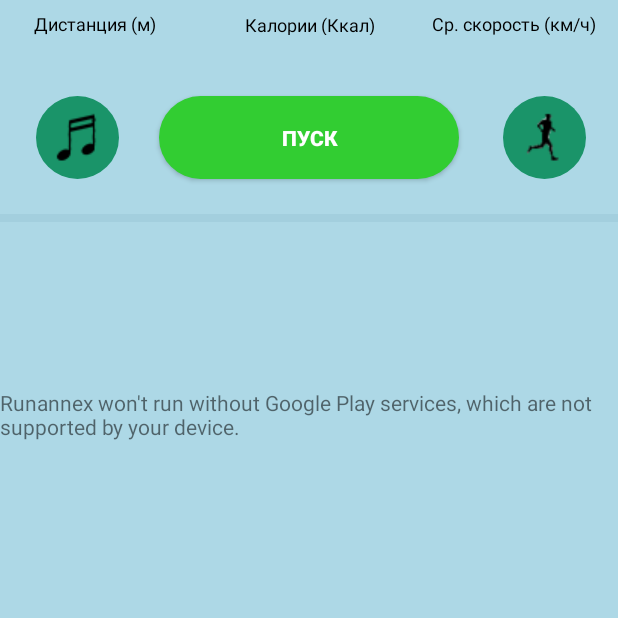
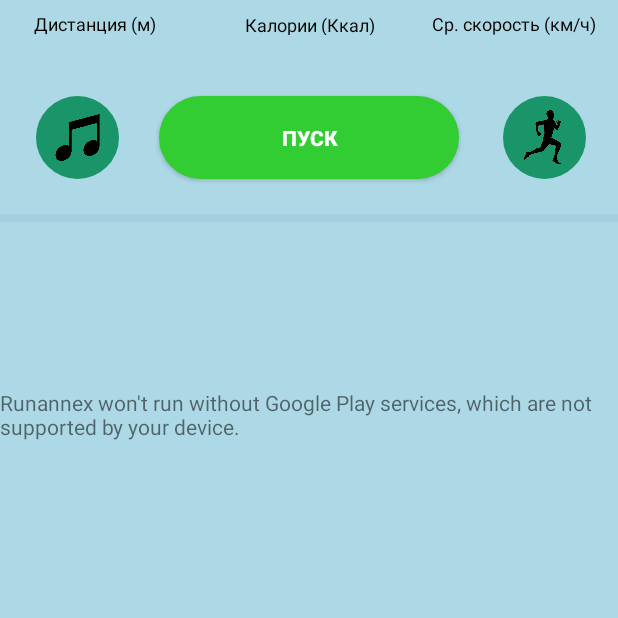
Before and after one commit to Securedill/Runannex, an Android app: the Training screen opened directly, with no data from a screen before it, on a phone screen of 412 x 824 dp, the part 345-963 px from its top. Run offline under Robolectric (Android 15) with nearby library versions, the phone set to English and light mode, and no system bars; Roboto replaces fonts that are not available here.

Commit message:
image buttons

```diff
--- a/Runannex/app/src/main/res/layout/activity_training.xml
+++ b/Runannex/app/src/main/res/layout/activity_training.xml
@@ -171,15 +171,18 @@
             android:layout_marginEnd="8dp"
             android:layout_marginStart="8dp"
             android:layout_marginTop="8dp"
+            android:adjustViewBounds="true"
             android:background="@drawable/sport"
+            android:padding="8dp"
+            android:scaleType="fitCenter"
+            android:src="@drawable/sport_running"
             android:visibility="visible"
             app:layout_constraintBottom_toBottomOf="parent"
             app:layout_constraintEnd_toEndOf="parent"
             app:layout_constraintHorizontal_bias="0.619"
             app:layout_constraintStart_toEndOf="@+id/start"
             app:layout_constraintTop_toTopOf="parent"
-            app:layout_constraintVertical_bias="0.38"
-            app:srcCompat="@drawable/sport_running" />
+            app:layout_constraintVertical_bias="0.38" />
 
         <ImageButton
             android:id="@+id/music"
@@ -197,7 +200,9 @@
             app:layout_constraintStart_toStartOf="parent"
             app:layout_constraintTop_toTopOf="parent"
             app:layout_constraintVertical_bias="0.38"
-            app:srcCompat="@drawable/music_ico" />
+            app:srcCompat="@drawable/music_ico"
+            android:padding="12dp"
+            android:scaleType="fitCenter"/>
 
         <TextView
             android:id="@+id/caloriir"
--- a/Runannex/app/src/main/res/menu/activity_main_drawer.xml
+++ b/Runannex/app/src/main/res/menu/activity_main_drawer.xml
@@ -7,7 +7,7 @@
         <item
             android:id="@+id/train"
             android:title="Главный экран"
-            android:icon="@drawable/sport_running1"/>
+            android:icon="@drawable/sport_running"/>
         <item
             android:id="@+id/ach"
             android:title="Достижения"
```
Also changed, not shown: Runannex/app/src/main/res/drawable/music_ico.png, Runannex/app/src/main/res/drawable/sport_cycling.png, Runannex/app/src/main/res/drawable/sport_running.png, Runannex/app/src/main/res/drawable/sport_running1.png (deleted).
